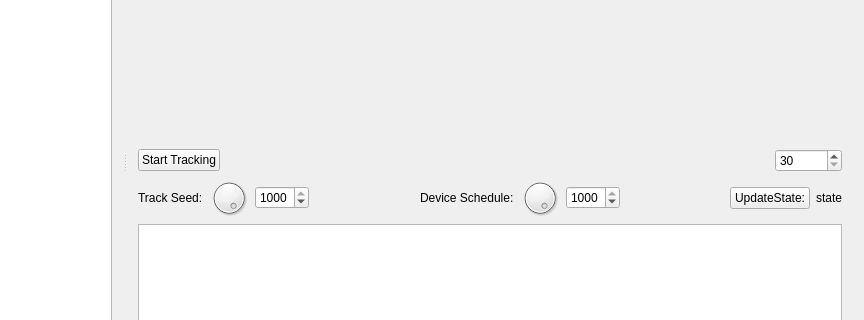
First picture: the form in example/UIToolkitTest/mainwindow.ui, repository bisegni/chaosframework, before the edit; both pictures show x 187 to 1051 and y 136 to 456 of the 1051 by 560 pixel window.
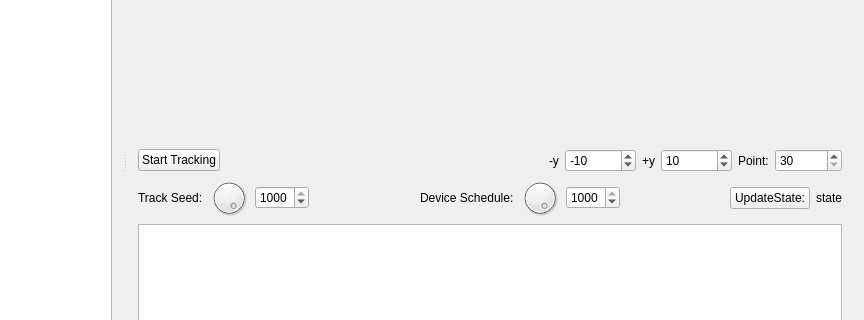
Second picture: the form after the edit.

Commit message: update qt client for permit user to regulate the Y grid dimension of the plot

What changed in the file:
```diff
--- a/example/UIToolkitTest/mainwindow.ui
+++ b/example/UIToolkitTest/mainwindow.ui
@@ -114,7 +114,7 @@
          <widget class="QWidget" name="graphWidget" native="true"/>
         </item>
         <item>
-         <layout class="QHBoxLayout" name="horizontalLayout_6" stretch="0,1,0">
+         <layout class="QHBoxLayout" name="horizontalLayout_6" stretch="0,1,0,0,0,0,0,0">
           <item>
            <widget class="QPushButton" name="buttonStartTracking">
             <property name="text">
@@ -135,6 +135,53 @@
             </property>
            </spacer>
           </item>
+          <item>
+           <widget class="QLabel" name="label_6">
+            <property name="text">
+             <string>-y</string>
+            </property>
+           </widget>
+          </item>
+          <item>
+           <widget class="QSpinBox" name="spinBoxMinYGrid">
+            <property name="minimum">
+             <number>-100000</number>
+            </property>
+            <property name="maximum">
+             <number>100000</number>
+            </property>
+            <property name="value">
+             <number>-10</number>
+            </property>
+           </widget>
+          </item>
+          <item>
+           <widget class="QLabel" name="label_7">
+            <property name="text">
+             <string>+y</string>
+            </property>
+           </widget>
+          </item>
+          <item>
+           <widget class="QSpinBox" name="spinBoxMaxYGrid">
+            <property name="minimum">
+             <number>-100000</number>
+            </property>
+            <property name="maximum">
+             <number>100000</number>
+            </property>
+            <property name="value">
+             <number>10</number>
+            </property>
+           </widget>
+          </item>
+          <item>
+           <widget class="QLabel" name="label_5">
+            <property name="text">
+             <string>Point:</string>
+            </property>
+           </widget>
+          </item>
           <item>
            <widget class="QSpinBox" name="spinBox">
             <property name="keyboardTracking">
```
The commit also changes 5 other files.
